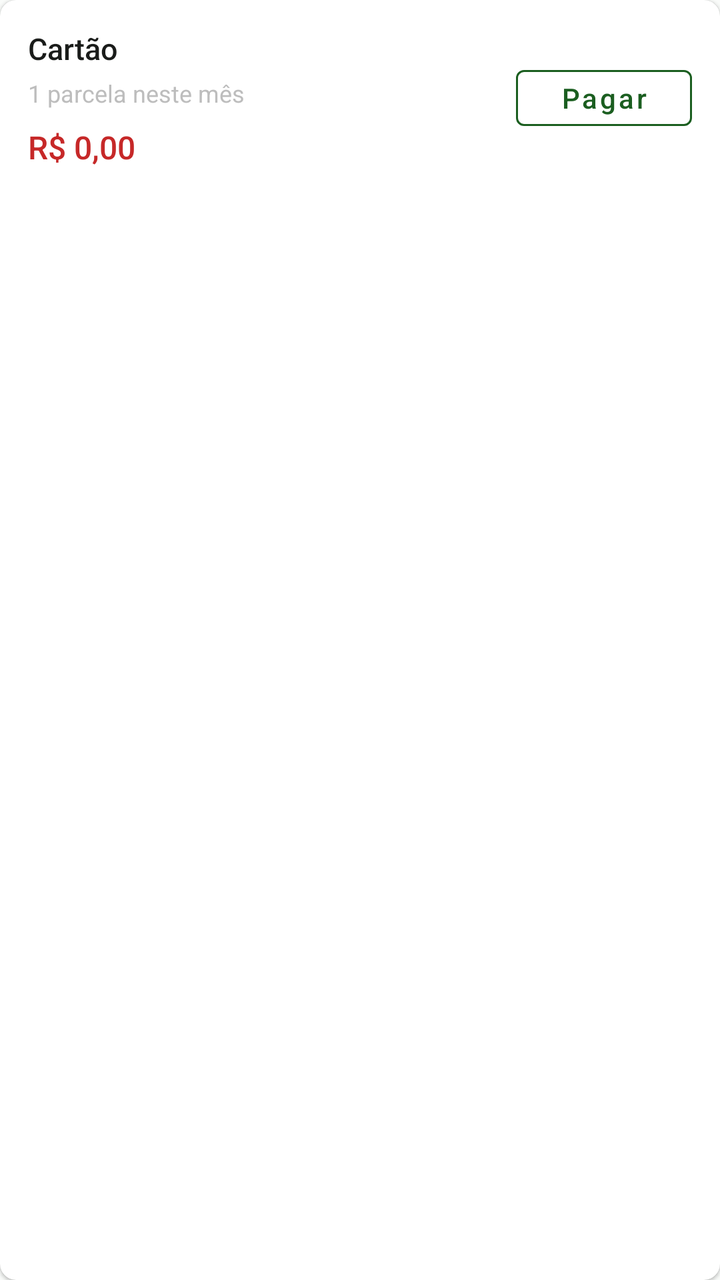
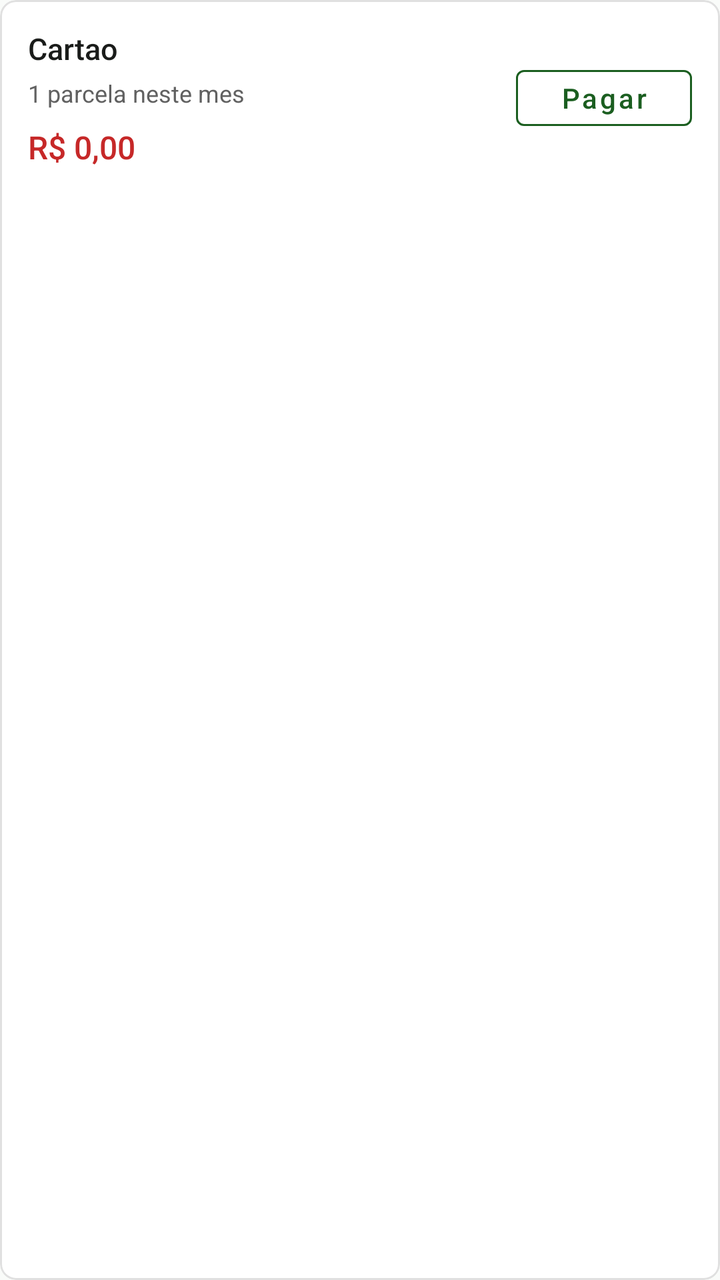

Two renders of the same Android screen: before a commit and after it. Below are the layout's source before the change and the commit's diff.
<!-- AndroidManifest.xml: application theme Theme.Financeiro -->
<!-- res/layout/item_fatura_cartao.xml -->
<?xml version="1.0" encoding="utf-8"?>
<com.google.android.material.card.MaterialCardView
    xmlns:android="http://schemas.android.com/apk/res/android"
    xmlns:app="http://schemas.android.com/apk/res-auto"
    android:layout_width="match_parent"
    android:layout_height="wrap_content"
    android:layout_marginBottom="8dp"
    app:cardBackgroundColor="@color/surface"
    app:cardCornerRadius="8dp"
    app:cardElevation="1dp">

    <LinearLayout
        android:layout_width="match_parent"
        android:layout_height="wrap_content"
        android:gravity="center_vertical"
        android:orientation="horizontal"
        android:padding="14dp">

        <LinearLayout
            android:layout_width="0dp"
            android:layout_height="wrap_content"
            android:layout_weight="1"
            android:orientation="vertical">

            <TextView
                android:id="@+id/tvNomeCartao"
                android:layout_width="wrap_content"
                android:layout_height="wrap_content"
                android:fontFamily="sans-serif-medium"
                android:text="Cartão"
                android:textColor="@color/on_surface"
                android:textSize="15sp" />

            <TextView
                android:id="@+id/tvResumoParcelas"
                android:layout_width="wrap_content"
                android:layout_height="wrap_content"
                android:layout_marginTop="4dp"
                android:text="1 parcela neste mês"
                android:textColor="@color/on_surface_variant"
                android:textSize="12sp" />

            <TextView
                android:id="@+id/tvValorFatura"
                android:layout_width="wrap_content"
                android:layout_height="wrap_content"
                android:layout_marginTop="8dp"
                android:fontFamily="sans-serif-medium"
                android:text="R$ 0,00"
                android:textColor="@color/despesa"
                android:textSize="16sp" />
        </LinearLayout>

        <com.google.android.material.button.MaterialButton
            android:id="@+id/btnPagarFatura"
            style="@style/Widget.MaterialComponents.Button.OutlinedButton"
            android:layout_width="wrap_content"
            android:layout_height="40dp"
            android:minWidth="88dp"
            android:text="Pagar"
            android:textAllCaps="false"
            android:textColor="@color/primary"
            app:strokeColor="@color/primary" />
    </LinearLayout>
</com.google.android.material.card.MaterialCardView>
<!-- resources referenced by this layout -->
<resources>
  <color name="despesa">#C62828</color>
  <color name="on_surface">#1A1C1A</color>
  <color name="on_surface_variant">#BDBDBD</color>
  <color name="primary">#1B5E20</color>
  <color name="surface">#FFFFFF</color>
  <style name="Theme.Financeiro" parent="Theme.MaterialComponents.DayNight.NoActionBar">
          <item name="colorPrimary">@color/primary</item>
          <item name="colorOnPrimary">@color/on_primary</item>
          <item name="colorPrimaryContainer">@color/primary_container</item>
          <item name="colorOnPrimaryContainer">@color/on_primary_container</item>
          <item name="colorSecondary">@color/secondary</item>
          <item name="colorOnSecondary">@color/on_secondary</item>
          <item name="colorSecondaryContainer">@color/secondary_container</item>
          <item name="colorOnSecondaryContainer">@color/on_secondary_container</item>
          <item name="colorError">@color/error</item>
          <item name="colorOnError">@color/on_error</item>
          <item name="android:colorBackground">@color/background</item>
          <item name="colorOnBackground">@color/on_background</item>
          <item name="colorSurface">@color/surface</item>
          <item name="colorOnSurface">@color/on_surface</item>
          <item name="colorOutline">@color/outline</item>
          <item name="android:statusBarColor">@color/background</item>
          <item name="android:windowLightStatusBar">true</item>
      </style>
  <color name="on_primary">#FFFFFF</color>
  <color name="primary_container">#C8E6C9</color>
  <color name="on_primary_container">#002106</color>
  <color name="secondary">#388E3C</color>
  <color name="on_secondary">#FFFFFF</color>
  <color name="secondary_container">#DCEDC8</color>
  <color name="on_secondary_container">#1B5E20</color>
  <color name="error">#B00020</color>
  <color name="on_error">#FFFFFF</color>
  <color name="background">#F9FBF9</color>
  <color name="on_background">#1A1C1A</color>
  <color name="outline">#E0E0E0</color>
</resources>

<!-- the commit's change to res/layout/item_fatura_cartao.xml (unified diff, before → after) -->
@@ -7,7 +7,9 @@
     android:layout_marginBottom="8dp"
     app:cardBackgroundColor="@color/surface"
     app:cardCornerRadius="8dp"
-    app:cardElevation="1dp">
+    app:cardElevation="0dp"
+    app:strokeColor="@color/outline"
+    app:strokeWidth="1dp">
 
     <LinearLayout
         android:layout_width="match_parent"
@@ -27,7 +29,7 @@
                 android:layout_width="wrap_content"
                 android:layout_height="wrap_content"
                 android:fontFamily="sans-serif-medium"
-                android:text="Cartão"
+                android:text="Cartao"
                 android:textColor="@color/on_surface"
                 android:textSize="15sp" />
 
@@ -36,7 +38,7 @@
                 android:layout_width="wrap_content"
                 android:layout_height="wrap_content"
                 android:layout_marginTop="4dp"
-                android:text="1 parcela neste mês"
+                android:text="1 parcela neste mes"
                 android:textColor="@color/on_surface_variant"
                 android:textSize="12sp" />
 
<!-- resource entries referenced after the edit -->
@@ -2,7 +2,7 @@
 <resources>
   <color name="despesa">#C62828</color>
   <color name="on_surface">#1A1C1A</color>
-  <color name="on_surface_variant">#BDBDBD</color>
+  <color name="on_surface_variant">#616161</color>
   <color name="primary">#1B5E20</color>
   <color name="surface">#FFFFFF</color>
   <style name="Theme.Financeiro" parent="Theme.MaterialComponents.DayNight.NoActionBar">
@@ -22,7 +22,9 @@
           <item name="colorOnSurface">@color/on_surface</item>
           <item name="colorOutline">@color/outline</item>
           <item name="android:statusBarColor">@color/background</item>
+          <item name="android:navigationBarColor">@color/background</item>
           <item name="android:windowLightStatusBar">true</item>
+          <item name="android:windowLightNavigationBar">true</item>
       </style>
   <color name="on_primary">#FFFFFF</color>
   <color name="primary_container">#C8E6C9</color>
